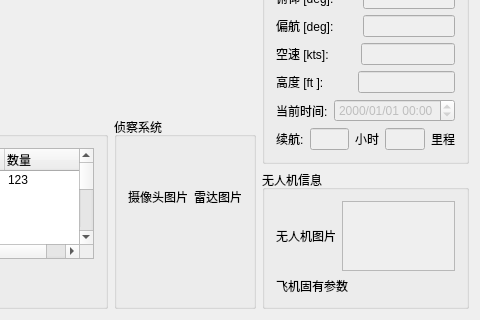
Above: UAV/UAVClient/maindialog.ui from zt900403/UAV before the change; both pictures show x 121 to 601 and y 285 to 605 of the 601 by 605 pixel window. Below: the same form after it.
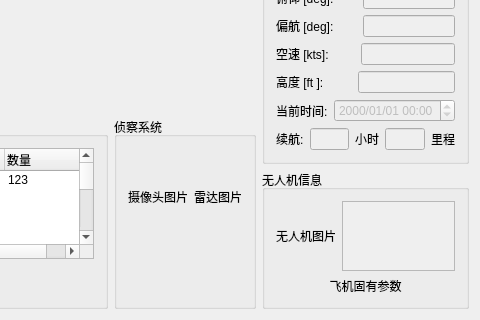
That is the form after the change. Icons and pictures are not drawn. Custom widgets are drawn as their Qt base class.

What changed in the file:
```diff
--- a/UAV/UAVClient/maindialog.ui
+++ b/UAV/UAVClient/maindialog.ui
@@ -579,6 +579,9 @@
           <property name="text">
            <string>飞机固有参数</string>
           </property>
+          <property name="alignment">
+           <set>Qt::AlignCenter</set>
+          </property>
          </widget>
         </item>
        </layout>
```
